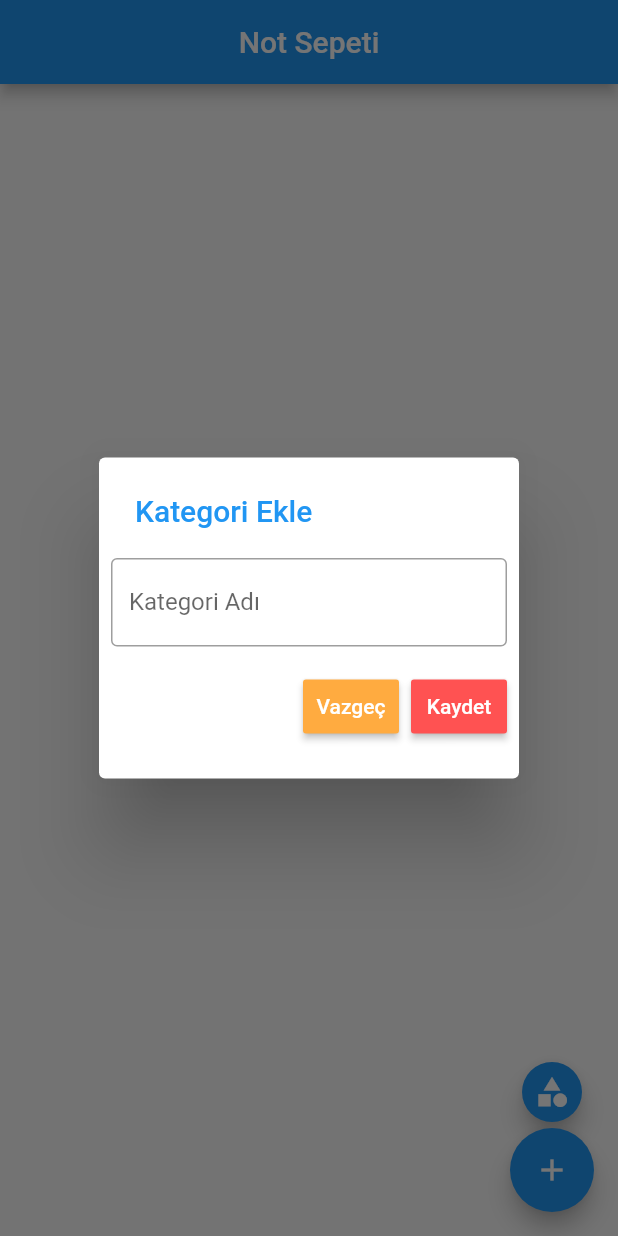
After one commit to ersinokur/flutter_sqflite_not_sepeti, a Flutter app: the screen it shows after launch, after a tap on the "category" icon, on a phone screen of 412 x 824 dp. The commit adds this screen. Run offline on Flutter 3.47's test engine with Material 2 defaults, Android fonts, the phone set to English and light mode, and no system bars; our stand-ins replace sqflite, synchronized; accounts and stored records are empty.

Commit message:
modeller olusturuldu, kategori showdialog hazir

```diff
--- a/lib/main.dart
+++ b/lib/main.dart
@@ -1,4 +1,5 @@
 import 'package:flutter/material.dart';
+import 'package:flutter_note_sepeti/models/pages/notListesi.dart';
 import 'package:flutter_note_sepeti/utils/databaseHelper.dart';
 
 void main() => runApp(MyApp());
@@ -7,17 +8,14 @@ class MyApp extends StatelessWidget {
   // This widget is the root of your application.
   @override
   Widget build(BuildContext context) {
-
-var dbHelper = DatabaseHelper();
-    dbHelper.katergorileriGetir();
+    var dbHelper = DatabaseHelper();
+    //  var kategoriler = dbHelper.katergorileriGetir().then((data);
 
     return MaterialApp(
-      title: 'Flutter Demo',
-      theme: ThemeData(
-
-        primarySwatch: Colors.blue,
-      ),
-      home: Text("haloo")
-    );
+        title: 'Flutter Demo',
+        theme: ThemeData(
+          primarySwatch: Colors.blue,
+        ),
+        home: NotListesi());
   }
 }
--- /dev/null
+++ b/lib/models/kategori.dart
@@ -0,0 +1,31 @@
+class Kategori {
+  //DB deki ile bire bir ayni olavak
+  int kategoriID;
+  String kategoriBaslik;
+
+  Kategori(
+      this.kategoriBaslik); // eklenrken kullan, Id db tarafindan olusturulacak
+
+  Kategori.withID(this.kategoriID, this.kategoriBaslik); //db den okurken kullan
+
+  Map<String, dynamic> toMap() {
+    var map = Map<String, dynamic>();
+    map['kategoriID'] = kategoriID;
+    map['kategoriBaslik'] = kategoriBaslik;
+    return map;
+  }
+
+Kategori.fromMap(Map<String,dynamic> map) {
+
+  this.kategoriID =   map['kategoriID'];
+  this.kategoriBaslik =    map['kategoriBaslik'] ;
+}
+
+
+@override
+  String toString() {
+
+    return 'Kategori{KategoriID:$kategoriID, kategoriBaslik: $kategoriBaslik}';
+  }
+
+}//
--- /dev/null
+++ b/lib/models/notlar.dart
@@ -0,0 +1,47 @@
+class Note {
+
+int notID;
+int kategoriID;
+String notBaslik;
+String notIcerik;
+String tarih;
+int notoncelik;
+
+Note(this.kategoriID, this.notBaslik, this.notIcerik, this.tarih, this.notoncelik);
+
+Note.withID(this.notID,this.kategoriID, this.notBaslik, this.notIcerik, this.tarih, this.notoncelik);
+
+Map<String,dynamic> toMap(){
+
+  var map = Map<String,dynamic>();
+
+  map['notID'] =notID;
+  map['kategoriID'] =kategoriID;
+  map['notBaslik'] =notBaslik;
+  map['notoncelik'] =notoncelik;
+  map['notIcerik'] =notIcerik;
+  map['tarih'] =tarih;
+
+  return map;
+}
+
+Note.fromMap(Map<String,dynamic> map) {
+
+this.notID=  map['notID'];
+this.kategoriID = map['kategoriID'];
+this.notBaslik   = map['notBaslik'];
+this.notoncelik = map['notoncelik'];
+this.notIcerik = map['notIcerik'];
+this.tarih = map['tarih'];
+
+}
+
+@override
+  String toString() {
+    // TODO: implement toString
+    return '{$notID, $kategoriID, $notBaslik}';
+  }
+
+
+
+}//
--- /dev/null
+++ b/lib/models/pages/notListesi.dart
@@ -0,0 +1,89 @@
+import 'package:flutter/material.dart';
+
+class NotListesi extends StatefulWidget {
+  final Widget child;
+
+  NotListesi({Key key, this.child}) : super(key: key);
+
+  _NotListesiState createState() => _NotListesiState();
+}
+
+class _NotListesiState extends State<NotListesi> {
+  @override
+  Widget build(BuildContext context) {
+    return Scaffold(
+      appBar: AppBar(title: Center(child: Text('Not Sepeti'))),
+      floatingActionButton: Column(
+        mainAxisAlignment: MainAxisAlignment.end,
+        children: <Widget>[
+          FloatingActionButton(
+            tooltip: 'Kategori Ekle',
+            onPressed: () {
+              showDialog(
+                barrierDismissible: false, //sadece butona basinca cikabilsin
+                  context: context,
+                  builder: (context) {
+                    return SimpleDialog(
+                      title: Text(
+                        'Kategori Ekle',
+                        style: TextStyle(
+                          color: Theme.of(context).primaryColor,
+                        ),
+                      ),
+                      children: <Widget>[
+                        Form(
+                          child: Padding(
+                            padding: const EdgeInsets.all(8.0),
+                            child: TextFormField(
+                              decoration: InputDecoration(
+                                labelText: 'Kategori Adı',
+                                border: OutlineInputBorder(),
+                              ),
+                              validator: (girilenKategoriAdi) {
+                                if (girilenKategoriAdi.length < 3) {
+                                  return 'En az 3 karakter giriniz';
+                                }
+                              },
+                            ),
+                          ),
+                        ),
+                        ButtonBar(
+                          children: <Widget>[
+                            RaisedButton(
+                              onPressed: () {
+                                Navigator.pop(context);
+                              },
+                              color: Colors.orangeAccent,
+                              child: Text(
+                                'Vazgeç',
+                                style: TextStyle(color: Colors.white),
+                              ),
+                            ),
+                            RaisedButton(
+                              onPressed: () {},
+                              color: Colors.redAccent,
+                              child: Text(
+                                'Kaydet',
+                                style: TextStyle(color: Colors.white),
+                              ),
+                            ),
+                          ],
+                        )
+                      ],
+                    );
+                  });
+            },
+            child: Icon(Icons.category),
+            mini: true,
+          ),
+          FloatingActionButton(
+            tooltip: 'Not Ekle',
+            onPressed: () {},
+            child: Icon(Icons.add),
+          ),
+        ],
+      ),
+      body: Container(),
+    );
+  }
+}
--- a/lib/utils/databaseHelper.dart
+++ b/lib/utils/databaseHelper.dart
@@ -1,6 +1,8 @@
 import 'dart:io';
 
 import 'package:flutter/services.dart';
+import 'package:flutter_note_sepeti/models/kategori.dart';
+import 'package:flutter_note_sepeti/models/notlar.dart';
 import 'package:path/path.dart';
 import 'package:sqflite/sqflite.dart';
 import 'package:synchronized/synchronized.dart';
@@ -63,10 +65,57 @@ class DatabaseHelper {
     return _db;
   }
 
-katergorileriGetir() async {
-  var db = await _getDatabase();
-  var sonuc= await db.query('kategori');
-  print(sonuc);
-}
+  Future<List<Map<String, dynamic>>> katergorileriGetir() async {
+    var db = await _getDatabase();
+    var sonuc = await db.query('kategori');
+    //print(sonuc);
 
-}//
+    return sonuc;
+  }
+
+  Future<int> kategoriEkle(Kategori kategori) async {
+    var db = await _getDatabase();
+    var sonuc = await db.insert('kategori', kategori.toMap());
+    return sonuc;
+  }
+
+  Future<int> kategoriGuncelle(Kategori kategori) async {
+    var db = await _getDatabase();
+    var sonuc = await db.update('kategori', kategori.toMap(),
+        where: 'kategoriID= ?', whereArgs: [kategori.kategoriID]);
+    return sonuc;
+  }
+
+  Future<int> kategoriSil(int kategoriId) async {
+    var db = await _getDatabase();
+    var sonuc = await db
+        .delete('kategori', where: 'kategoriID= ?', whereArgs: [kategoriId]);
+    return sonuc;
+  }
+
+/////////////////////////
+  Future<List<Map<String, dynamic>>> notlariGetir() async {
+    var db = await _getDatabase();
+    var sonuc = await db.query('not', orderBy: 'notID Desc');
+    return sonuc;
+  }
+
+  Future<int> notEkle(Note not) async {
+    var db = await _getDatabase();
+    var sonuc = await db.insert('not', not.toMap());
+    return sonuc;
+  }
+
+  Future<int> notGuncelle(Note not) async {
+    var db = await _getDatabase();
+    var sonuc = await db
+        .update('not', not.toMap(), where: 'notID= ?', whereArgs: [not.notID]);
+    return sonuc;
+  }
+
+  Future<int> notSil(int notId) async {
+    var db = await _getDatabase();
+    var sonuc = await db.delete('not', where: 'notID= ?', whereArgs: [notId]);
+    return sonuc;
+  }
+} //
```
